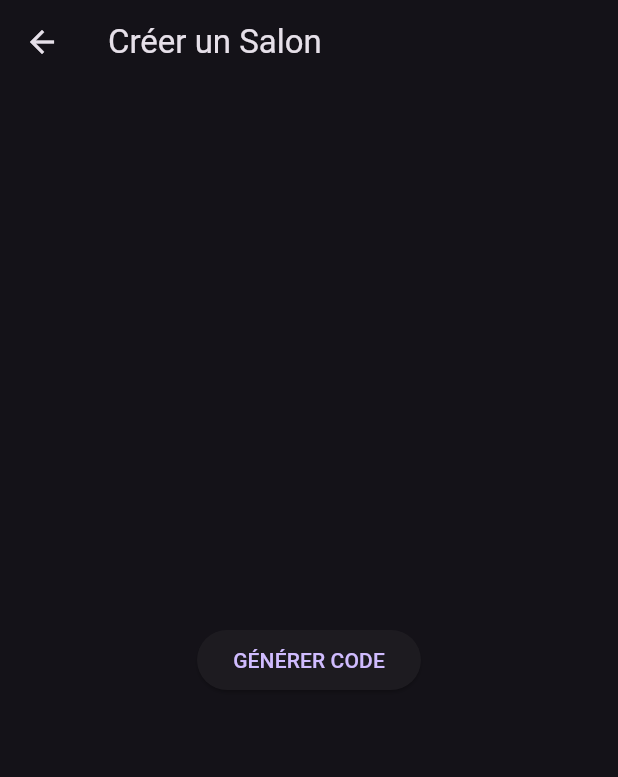
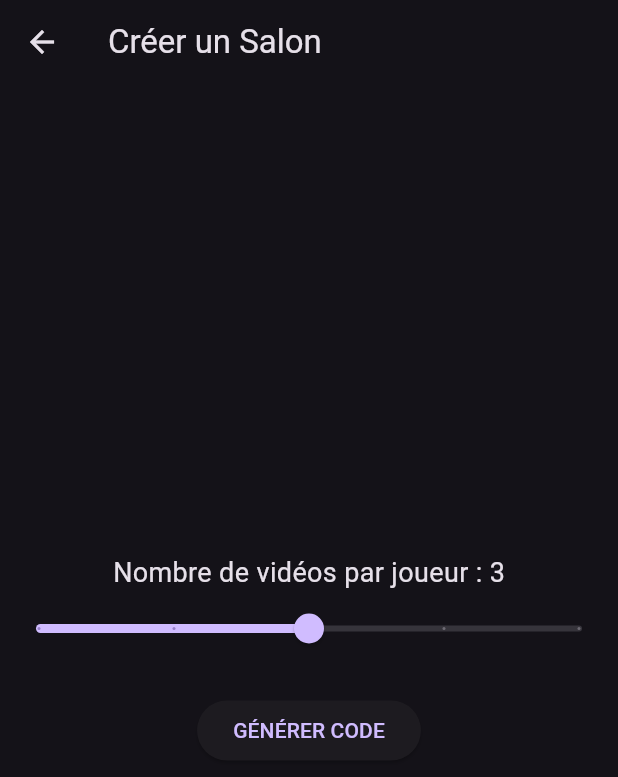
Before and after one commit to MoonRProjet/instaguess, a Flutter app: the CreateRoom screen opened directly, on a phone screen of 412 x 824 dp. Shown: the top 777 px of the screen. Run offline on Flutter 3.47's test engine with Material 3 defaults, Android fonts, the phone set to English and light mode, and no system bars; our stand-ins replace chewie, cloud_firestore, firebase_core, flutter_dotenv, shared_preferences, video_player; accounts and stored records are empty.

Commit message:
v1.4.0 : Ajout du sélecteur de limite de vidéos (1-5) et synchronisation de la limite entre hôte et invités

```diff
--- a/lib/main.dart
+++ b/lib/main.dart
@@ -211,13 +211,15 @@ class _CreateRoomState extends State<CreateRoom> {
   Map<String, List<String>> myFolders = {};
   String? selectedFolder;
 
+  // --- NOUVEAU : Variable pour la limite ---
+  double videoLimit = 3.0;
+
   @override
   void initState() {
     super.initState();
     _loadFolders();
   }
 
-  // Nettoyage automatique si on quitte l'écran ou ferme l'app
   @override
   void dispose() {
     if (code != null && !hostJoined) {
@@ -238,7 +240,7 @@ class _CreateRoomState extends State<CreateRoom> {
     String c = List.generate(4, (i) => 'ABCDEFGHJKLMNPQRSTUVWXYZ23456789'[Random().nextInt(32)]).join();
     await FirebaseFirestore.instance.collection('rooms').doc(c).set({
       'status': 'waiting',
-      'videoLimit': 3,
+      'videoLimit': videoLimit.toInt(), // On enregistre la limite choisie
       'currentVideoIndex': 0,
       'votesCount': 0,
       'officialPlaylist': []
@@ -259,7 +261,22 @@ class _CreateRoomState extends State<CreateRoom> {
         appBar: AppBar(title: Text("Créer un Salon")),
         body: Center(
           child: code == null
-          ? ElevatedButton(onPressed: _create, child: Text("GÉNÉRER CODE"))
+          ? Column(
+              mainAxisAlignment: MainAxisAlignment.center,
+              children: [
+                Text("Nombre de vidéos par joueur : ${videoLimit.toInt()}", style: TextStyle(fontSize: 18)),
+                Slider(
+                  value: videoLimit,
+                  min: 1,
+                  max: 5,
+                  divisions: 4,
+                  label: videoLimit.toInt().toString(),
+                  onChanged: (v) => setState(() => videoLimit = v),
+                ),
+                SizedBox(height: 20),
+                ElevatedButton(onPressed: _create, child: Text("GÉNÉRER CODE")),
+              ],
+            )
           : Padding(
               padding: EdgeInsets.all(20),
               child: Column(mainAxisAlignment: MainAxisAlignment.center, children: [
@@ -276,9 +293,11 @@ class _CreateRoomState extends State<CreateRoom> {
                     if (_name.text.isEmpty) return;
                     List<String> links = List.from(myFolders[selectedFolder!] ?? []);
                     links.shuffle();
+
+                    // On utilise la limite choisie ici aussi
                     await FirebaseFirestore.instance.collection('rooms').doc(code).collection('players').doc(_name.text).set({
                       'name': _name.text,
-                      'urls': links.take(3).toList(),
+                      'urls': links.take(videoLimit.toInt()).toList(),
                       'score': 0
                     });
                     setState(() => hostJoined = true);
@@ -323,8 +342,6 @@ class JoinRoom extends StatefulWidget {
 class _JoinRoomState extends State<JoinRoom> {
   final TextEditingController _c = TextEditingController();
   final TextEditingController _n = TextEditingController();
-
-  // Nouveaux champs pour les dossiers
   Map<String, List<String>> myFolders = {};
   String? selectedFolder;
 
@@ -352,8 +369,6 @@ class _JoinRoomState extends State<JoinRoom> {
           TextField(controller: _c, decoration: InputDecoration(labelText: "Code")),
           TextField(controller: _n, decoration: InputDecoration(labelText: "Pseudo")),
           SizedBox(height: 10),
-
-          // MENU DÉROULANT POUR L'INVITÉ
           if (myFolders.isNotEmpty)
             DropdownButton<String>(
               value: selectedFolder,
@@ -361,26 +376,29 @@ class _JoinRoomState extends State<JoinRoom> {
               items: myFolders.keys.map((f) => DropdownMenuItem(value: f, child: Text("Dossier : $f"))).toList(),
               onChanged: (v) => setState(() => selectedFolder = v),
             ),
-
           SizedBox(height: 20),
           ElevatedButton(onPressed: () async {
             String code = _c.text.toUpperCase();
             String pseudo = _n.text.trim();
             if (code.isEmpty || pseudo.isEmpty) return;
 
-            var room = await FirebaseFirestore.instance.collection('rooms').doc(code).get();
-            if (!room.exists) {
+            // 1. On récupère le salon
+            var roomDoc = await FirebaseFirestore.instance.collection('rooms').doc(code).get();
+            if (!roomDoc.exists) {
                ScaffoldMessenger.of(context).showSnackBar(SnackBar(content: Text("Salon introuvable")));
                return;
             }
 
-            // On récupère les liens du dossier sélectionné
+            // 2. On récupère la limite fixée par l'hôte
+            int limit = roomDoc.data()?['videoLimit'] ?? 3;
+
             List<String> links = List.from(myFolders[selectedFolder!] ?? []);
             links.shuffle();
 
+            // 3. On applique la limite dynamique
             await FirebaseFirestore.instance.collection('rooms').doc(code).collection('players').doc(pseudo).set({
               'name': pseudo,
-              'urls': links.take(3).toList(),
+              'urls': links.take(limit).toList(),
               'score': 0
             });
 
```
